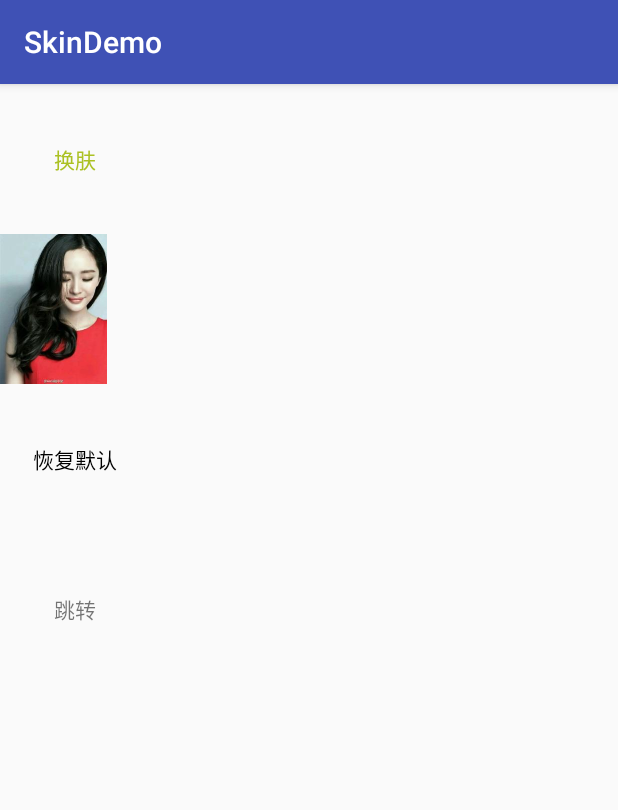
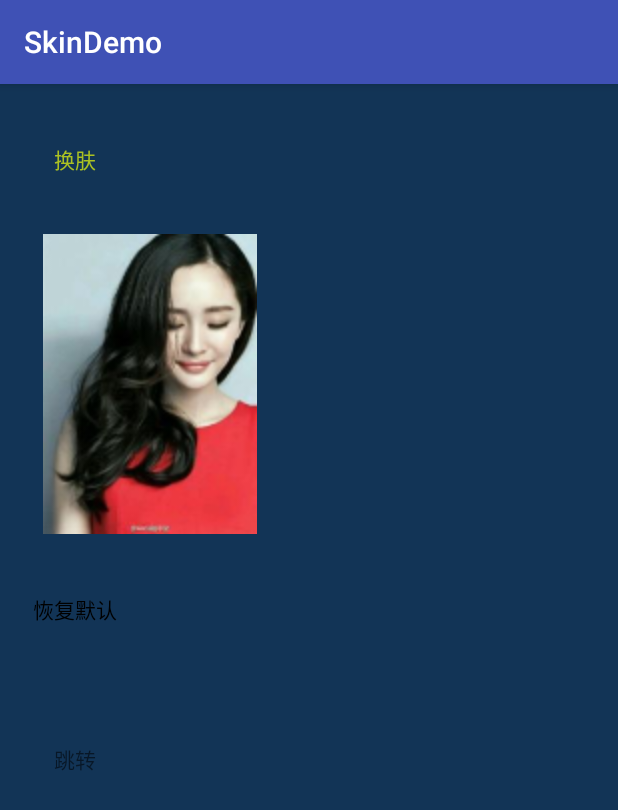
Before and after one commit to gatsbywang/HuaDai-TestProject, an Android app: the screen it shows after launch (MainActivity), after a tap on "换肤", on a phone screen of 412 x 824 dp. Shown: the top 810 px of the screen. Run offline under Robolectric (Android 15) with nearby library versions, the light colour scheme and no system bars.

Commit message:
插件换肤demo

```diff
--- a/skindemo/src/main/java/com/demo/skin/BaseSkinActivity.java
+++ b/skindemo/src/main/java/com/demo/skin/BaseSkinActivity.java
@@ -17,15 +17,16 @@
 
 import com.demo.skin.skin.SkinAttrSupport;
 import com.demo.skin.skin.SkinManager;
+import com.demo.skin.skin.SkinResource;
 import com.demo.skin.skin.attr.SkinAttr;
 import com.demo.skin.skin.attr.SkinView;
+import com.demo.skin.skin.callback.ISkinChangeListener;
 import com.demo.skin.skin.support.SkinAppCompatViewInflater;
 
 import org.xmlpull.v1.XmlPullParser;
 
 import java.util.ArrayList;
 import java.util.List;
-import java.util.zip.Inflater;
 
 /**
  * Created by 花歹 on 2017/5/19.
@@ -34,7 +35,7 @@
  * Thought:
  */
 
-public class BaseSkinActivity extends AppCompatActivity implements LayoutInflaterFactory {
+public class BaseSkinActivity extends AppCompatActivity implements LayoutInflaterFactory,ISkinChangeListener {
 
     public SkinAppCompatViewInflater mAppCompatViewInflater;
 
@@ -58,13 +59,16 @@
         //1、创建view
         //  If the Factory didn't handle it, let our createView() method try
         View view = createView(parent, name, context, attrs);
-//        Log.e(TAG, view + "");
+
         //2、解析属性 src textColor background 自定义属性
         if (view != null) {
             List<SkinAttr> skinAttrs = SkinAttrSupport.getSkinAttrs(context, attrs);
             SkinView skinView = new SkinView(view, skinAttrs);
             //3、统一交给SkinManager管理
             managerSkinView(skinView);
+
+            //4、判断要不要换肤
+            SkinManager.getInstance().checkChangeSkin(skinView);
         }
         return view;
     }
@@ -130,4 +134,9 @@
             parent = parent.getParent();
         }
     }
+
+    @Override
+    public void changerSkin(SkinResource skinResource) {
+
+    }
 }
--- a/skindemo/src/main/java/com/demo/skin/MainActivity.java
+++ b/skindemo/src/main/java/com/demo/skin/MainActivity.java
@@ -11,6 +11,7 @@
 import android.widget.ImageView;
 
 import com.demo.skin.skin.SkinManager;
+import com.demo.skin.skin.SkinResource;
 
 import java.io.File;
 import java.lang.reflect.InvocationTargetException;
@@ -75,4 +76,8 @@
         }
     }
 
+    @Override
+    public void changerSkin(SkinResource skinResource) {
+        //做一些第三方的改变
+    }
 }
--- a/skindemo/src/main/java/com/demo/skin/skin/SkinManager.java
+++ b/skindemo/src/main/java/com/demo/skin/skin/SkinManager.java
@@ -2,10 +2,16 @@
 
 import android.app.Activity;
 import android.content.Context;
+import android.content.pm.PackageManager;
 import android.support.v4.util.ArrayMap;
+import android.text.TextUtils;
 
 import com.demo.skin.skin.attr.SkinView;
+import com.demo.skin.skin.callback.ISkinChangeListener;
+import com.demo.skin.skin.config.SkinConfig;
+import com.demo.skin.skin.config.SkinPreUtils;
 
+import java.io.File;
 import java.util.List;
 import java.util.Map;
 import java.util.Set;
@@ -22,7 +28,7 @@
 
     private Context mContext;
 
-    private Map<Activity, List<SkinView>> mSkinViews
+    private Map<ISkinChangeListener, List<SkinView>> mSkinViews
             = new ArrayMap<>();
 
 
@@ -38,6 +44,28 @@
 
     public void init(Context context) {
         mContext = context.getApplicationContext();
+        //为了避免皮肤被恶意删除，需要做一些措施
+        String currentSkinPath = SkinPreUtils.getInstance(context).getSkinPath();
+        File file = new File(currentSkinPath);
+        if (!file.exists()) {
+            //不存在，清空皮肤
+            SkinPreUtils.getInstance(context).clearSkinInfo();
+            return;
+        }
+
+        //最好做一下 能不能获取包名
+        String packageName = context.getPackageManager()
+                .getPackageArchiveInfo(currentSkinPath, PackageManager.GET_ACTIVITIES)
+                .packageName;
+        if (TextUtils.isEmpty(packageName)) {
+            SkinPreUtils.getInstance(context).clearSkinInfo();
+            return;
+        }
+
+        //为了恶意破坏，需要校验签名
+
+        //做一些初始化的工作
+        mSkinResource = new SkinResource(mContext, currentSkinPath);
     }
 
     /**
@@ -47,21 +75,63 @@
      * @return
      */
     public int loadSkin(String skinPath) {
+
+        //判断皮肤文件是否存在
+        File file = new File(skinPath);
+        if (!file.exists()) {
+            //不存在，
+            return SkinConfig.SKIN_FILE_NOEXIST;
+        }
+
+        //最好做一下 能不能获取包名
+        String packageName = mContext.getPackageManager()
+                .getPackageArchiveInfo(skinPath, PackageManager.GET_ACTIVITIES)
+                .packageName;
+        if (TextUtils.isEmpty(packageName)) {
+            return SkinConfig.SKIN_FILE_ERROR;
+        }
+
+        //1、如果当前皮肤是一样就不要换
+        String currentSkinPath = SkinPreUtils.getInstance(mContext).getSkinPath();
+        if (skinPath.equals(currentSkinPath)) {
+            return SkinConfig.SKIN_CHANGE_NOTHING;
+        }
+
         //校验签名（增量更新）
 
         //初始化资源管理器
         mSkinResource = new SkinResource(mContext, skinPath);
 
         //改变皮肤
-        Set<Activity> activities = mSkinViews.keySet();
-        for (Activity activity : activities) {
-            List<SkinView> skinViews = mSkinViews.get(activity);
+        changeSkin();
+
+        //保存皮肤的状态
+        saveSkinStatus(skinPath);
+        return 0;
+    }
+
+    /**
+     * 改变皮肤
+     */
+    private void changeSkin() {
+
+        Set<ISkinChangeListener> listeners = mSkinViews.keySet();
+        for (ISkinChangeListener key : listeners) {
+            List<SkinView> skinViews = mSkinViews.get(key);
 
             for (SkinView skinView : skinViews) {
                 skinView.skin();
             }
+            //通知activity
+            key.changerSkin(mSkinResource);
         }
-        return 0;
+
+    }
+
+
+    private void saveSkinStatus(String skinPath) {
+        //注意一点 不要嵌套（加入此处用上次写的数据库保存，就嵌套library了）
+        SkinPreUtils.getInstance(mContext).saveSkinPath(skinPath);
     }
 
     /**
@@ -70,8 +140,23 @@
      * @return
      */
     public int restoreDefault() {
+        //判断当前有没有皮肤，没有皮肤就不要执行任何方法
+        String currentSkinPath = SkinPreUtils.getInstance(mContext).getSkinPath();
+        if (TextUtils.isEmpty(currentSkinPath)) {
+            return SkinConfig.SKIN_CHANGE_NOTHING;
+        }
 
-        return 0;
+        //当前运行的app的apk路径
+        String skinPath = mContext.getPackageResourcePath();
+        mSkinResource = new SkinResource(mContext, skinPath);
+
+        //改变皮肤
+        changeSkin();
+
+        //把皮肤信息清空
+        SkinPreUtils.getInstance(mContext).clearSkinInfo();
+
+        return SkinConfig.SKIN_CHANGE_SUCCESS;
     }
 
     /**
@@ -87,14 +172,34 @@
     /**
      * 注册
      *
-     * @param activity
+     * @param skinChangeListener
      * @param skinViews
      */
-    public void register(Activity activity, List<SkinView> skinViews) {
-        mSkinViews.put(activity, skinViews);
+    public void register(ISkinChangeListener skinChangeListener, List<SkinView> skinViews) {
+        mSkinViews.put(skinChangeListener, skinViews);
     }
 
+    /**
+     * 获取当前的皮肤资源
+     *
+     * @return
+     */
     public SkinResource getSkinResource() {
         return mSkinResource;
     }
+
+
+    /**
+     * 检测要不要换肤
+     *
+     * @param skinView
+     */
+    public void checkChangeSkin(SkinView skinView) {
+        //如果当前有皮肤，也就是保存了皮肤路径，就换以下皮肤
+        String currentSkinPath = SkinPreUtils.getInstance(mContext).getSkinPath();
+        if (!TextUtils.isEmpty(currentSkinPath)) {
+            //不是空 就换一下
+            skinView.skin();
+        }
+    }
 }
--- a/skindemo/src/main/java/com/demo/skin/skin/SkinResource.java
+++ b/skindemo/src/main/java/com/demo/skin/skin/SkinResource.java
@@ -6,9 +6,7 @@
 import android.content.res.ColorStateList;
 import android.content.res.Resources;
 import android.graphics.drawable.Drawable;
-import android.os.Environment;
 
-import java.io.File;
 import java.lang.reflect.InvocationTargetException;
 import java.lang.reflect.Method;
 
@@ -38,8 +36,7 @@
             addAssetPathMethod.setAccessible(true);
 
             //反射执行方法，添加本地下载的皮肤
-            addAssetPathMethod.invoke(assetManager, Environment.getExternalStorageDirectory().getAbsolutePath()
-                    + File.separator + "change.skin");
+            addAssetPathMethod.invoke(assetManager, skinPath);
             //创建属于皮肤的resource
             mSkinResource = new Resources(assetManager, superResource.getDisplayMetrics(),
                     superResource.getConfiguration());
--- /dev/null
+++ b/skindemo/src/main/java/com/demo/skin/skin/callback/ISkinChangeListener.java
@@ -0,0 +1,14 @@
+package com.demo.skin.skin.callback;
+
+import com.demo.skin.skin.SkinResource;
+
+/**
+ * Created by 花歹 on 2017/6/6.
+ * Email:   gatsbywang@126.com
+ * Description:
+ * Thought:
+ */
+
+public interface ISkinChangeListener {
+    void changerSkin(SkinResource skinResource);
+}
--- /dev/null
+++ b/skindemo/src/main/java/com/demo/skin/skin/config/SkinPreUtils.java
@@ -0,0 +1,59 @@
+package com.demo.skin.skin.config;
+
+import android.content.Context;
+
+/**
+ * Created by 花歹 on 2017/6/6.
+ * Email:   gatsbywang@126.com
+ * Description:
+ * Thought:
+ */
+
+public class SkinPreUtils {
+    private static SkinPreUtils mInstance;
+    private Context mContext;
+
+    private SkinPreUtils(Context context) {
+        this.mContext = context.getApplicationContext();
+    }
+
+    public static SkinPreUtils getInstance(Context context) {
+        if (mInstance == null) {
+            synchronized (SkinPreUtils.class) {
+                if (mInstance == null) {
+                    mInstance = new SkinPreUtils(context);
+                }
+            }
+        }
+        return mInstance;
+    }
+
+    /**
+     * 保存当前皮肤路径
+     *
+     * @param skinPath
+     */
+    public void saveSkinPath(String skinPath) {
+        mContext.getSharedPreferences(SkinConfig.SKIN_INFO_NAME, Context.MODE_PRIVATE).edit()
+                .putString(SkinConfig.SKIN_PATH_NAME, skinPath).commit();
+
+    }
+
+    /**
+     * 获取皮肤的路径
+     *
+     * @return
+     */
+    public String getSkinPath() {
+        return mContext.getSharedPreferences(SkinConfig.SKIN_INFO_NAME, Context.MODE_PRIVATE)
+                .getString(SkinConfig.SKIN_PATH_NAME, "");
+
+    }
+
+    /**
+     * 清空皮肤路径
+     */
+    public void clearSkinInfo() {
+        saveSkinPath("");
+    }
+}
--- a/skindemo/src/main/res/layout/activity_main.xml
+++ b/skindemo/src/main/res/layout/activity_main.xml
@@ -5,6 +5,7 @@
     android:layout_width="match_parent"
     android:layout_height="match_parent"
     android:orientation="vertical"
+    android:background="#123456"
     tools:context="com.demo.skin.MainActivity">
 
     <TextView
@@ -17,8 +18,8 @@
 
     <ImageView
         android:id="@+id/image_iv"
-        android:layout_width="wrap_content"
-        android:layout_height="wrap_content"
+        android:layout_width="200dp"
+        android:layout_height="200dp"
         android:src="@mipmap/image_src" />
 
     <TextView
```
Also changed, not shown: skindemo/src/main/java/com/demo/skin/skin/config/SkinConfig.java (added, +23 -0 lines).
